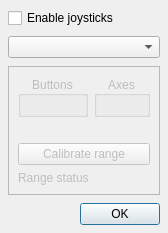
Before: the Qt Designer form src/ui/JoystickWidget.ui in mavlink/qgroundcontrol, drawn with Qt 5.
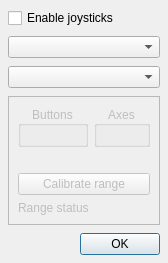
After: the same form once the commit is applied.

Commit message:
joystick mode ui option
this adds an option to select the mode of the joystick in the joystick
config widget. The mode sets the setpoint type which is sent when moving
the joystick.

```diff
--- a/src/ui/JoystickWidget.ui
+++ b/src/ui/JoystickWidget.ui
@@ -67,6 +67,9 @@
      </property>
     </widget>
    </item>
+   <item>
+    <widget class="QComboBox" name="joystickModeComboBox"/>
+   </item>
    <item>
     <widget class="QFrame" name="joystickFrame">
      <property name="enabled">
```
The commit also changes 4 other files.
